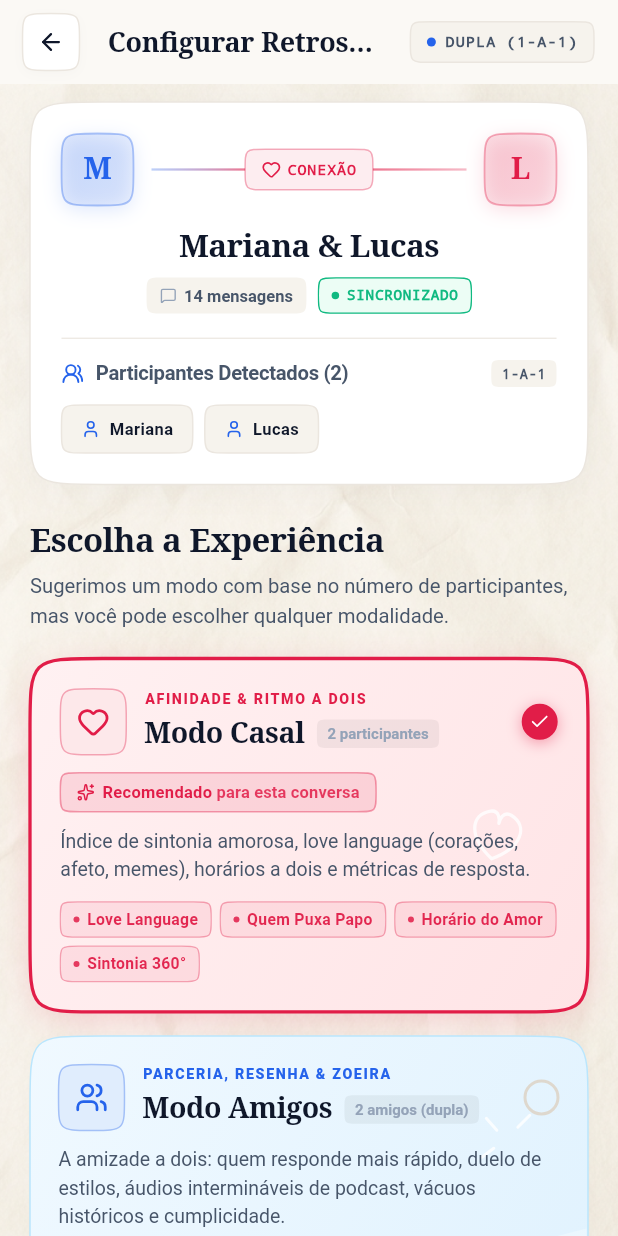
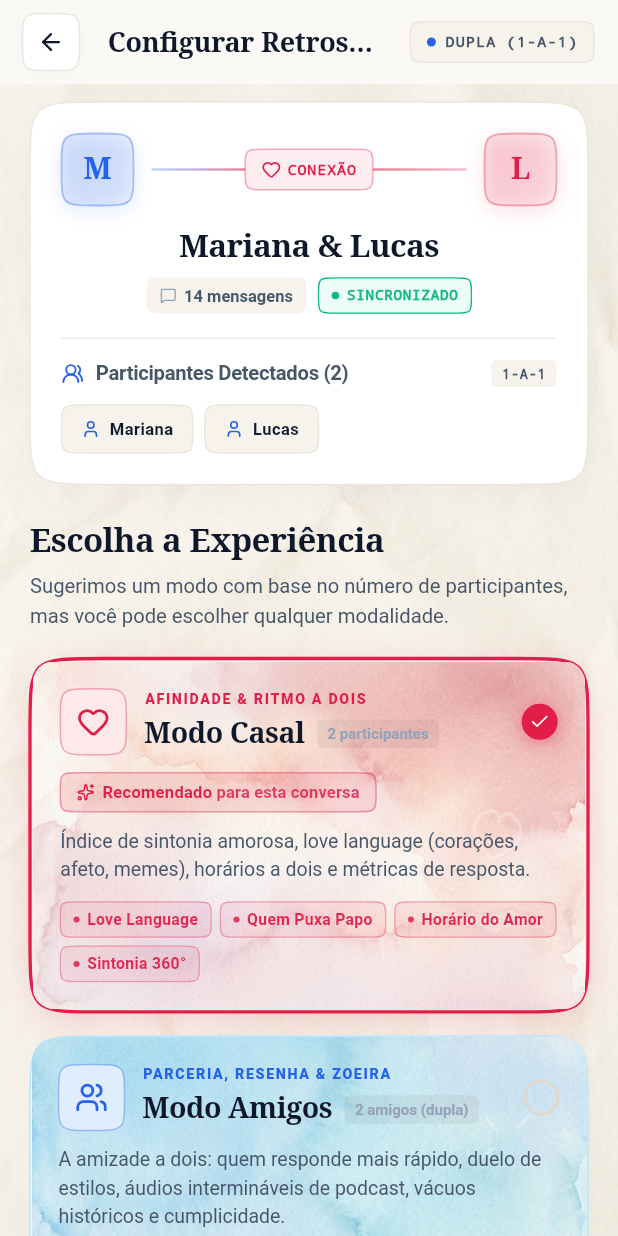
Before and after one commit to RiosWesley/Seasons, a Flutter app: the HomeScreen screen opened directly, after a tap on "Experimentar com uma conversa de exemplo", on a phone screen of 412 x 824 dp. Run offline on Flutter 3.47's test engine with Material 3 defaults, Android fonts, the phone set to English and light mode, and no system bars; our stand-ins replace file_picker, flutter_animate, lucide_icons_flutter, share_plus, shared_preferences; missing offline and left inert: receive_sharing_intent; accounts and stored records are empty.

Commit message:
feat(ui): apply watercolor textures to all mode rows, cards and modelos tab

```diff
--- a/lib/screens/home_screen.dart
+++ b/lib/screens/home_screen.dart
@@ -712,6 +712,7 @@ class _HomeScreenState extends State<HomeScreen> {
             avatarBgLight: const Color(0xFFFDE8EA),
             avatarBgDark: const Color(0xFF3B121E),
             doodlePainter: _HeartDoodlePainter(),
+            bgAsset: 'assets/images/casal_bento_bg.jpg',
             onTap: () => _handleDemoRetrospective(_demoChatCasal, 'Mariana & Lucas (Casal)'),
           ),
           const SizedBox(height: 16),
@@ -730,6 +731,7 @@ class _HomeScreenState extends State<HomeScreen> {
             avatarBgLight: const Color(0xFFE0EDFD),
             avatarBgDark: const Color(0xFF13274A),
             doodlePainter: _AmigosDoodlePainter(),
+            bgAsset: 'assets/images/amigos_bento_bg.jpg',
             onTap: () => _handleDemoRetrospective(_demoChatAmigos, 'Resenha da Dupla (Amigos)', ChatMode.amigos),
           ),
           const SizedBox(height: 16),
@@ -748,6 +750,7 @@ class _HomeScreenState extends State<HomeScreen> {
             avatarBgLight: const Color(0xFFEDE9FE),
             avatarBgDark: const Color(0xFF251445),
             doodlePainter: _GrupoDoodlePainter(),
+            bgAsset: 'assets/images/grupo_bento_bg.jpg',
             onTap: () => _handleDemoRetrospective(_demoChatGrupo, 'Turma Completa (Grupo)'),
           ),
           const SizedBox(height: 20),
@@ -770,6 +773,7 @@ class _HomeScreenState extends State<HomeScreen> {
     required Color avatarBgLight,
     required Color avatarBgDark,
     required CustomPainter doodlePainter,
+    String? bgAsset,
     required VoidCallback onTap,
   }) {
     final isDark = Theme.of(context).brightness == Brightness.dark;
@@ -799,10 +803,33 @@ class _HomeScreenState extends State<HomeScreen> {
       clipBehavior: Clip.antiAlias,
       child: Stack(
         children: [
+          // Background Texture Image (if provided)
+          if (bgAsset != null)
+            Positioned.fill(
+              child: isDark
+                  ? ColorFiltered(
+                      colorFilter: ColorFilter.mode(
+                        const Color(0xFF0F172A).withValues(alpha: 0.82),
+                        BlendMode.darken,
+                      ),
+                      child: Image.asset(
+                        bgAsset,
+                        fit: BoxFit.cover,
+                      ),
+                    )
+                  : Image.asset(
+                      bgAsset,
+                      fit: BoxFit.cover,
+                    ),
+            ),
+
           // Vector Doodle layer
           Positioned.fill(
-            child: CustomPaint(
-              painter: doodlePainter,
+            child: Opacity(
+              opacity: bgAsset != null ? 0.35 : 1.0,
+              child: CustomPaint(
+                painter: doodlePainter,
+              ),
             ),
           ),
 
@@ -1534,6 +1561,7 @@ class _HomeScreenState extends State<HomeScreen> {
     required String subtitle,
     required VoidCallback onTap,
   }) {
+    final String bgAsset;
     final String modeBadgeLabel;
     final Color modeAccentColor;
     final List<Color> cardGradient;
@@ -1547,6 +1575,7 @@ class _HomeScreenState extends State<HomeScreen> {
 
     switch (mode) {
       case ChatMode.casal:
+        bgAsset = 'assets/images/casal_bento_bg.jpg';
         modeBadgeLabel = 'MODO CASAL';
         modeAccentColor = const Color(0xFFE11D48);
         cardGradient = const [Color(0xFFFFF9FA), Color(0xFFFFF1F3)];
@@ -1559,6 +1588,7 @@ class _HomeScreenState extends State<HomeScreen> {
         doodlePainter = _HeartDoodlePainter();
         break;
       case ChatMode.amigos:
+        bgAsset = 'assets/images/amigos_bento_bg.jpg';
         modeBadgeLabel = 'MODO AMIGOS';
         modeAccentColor = const Color(0xFF2563EB);
         cardGradient = const [Color(0xFFF9FBFE), Color(0xFFF0F7FF)];
@@ -1571,6 +1601,7 @@ class _HomeScreenState extends State<HomeScreen> {
         doodlePainter = _AmigosDoodlePainter();
         break;
       case ChatMode.grupo:
+        bgAsset = 'assets/images/grupo_bento_bg.jpg';
         modeBadgeLabel = 'MODO GRUPO';
         modeAccentColor = const Color(0xFF7C3AED);
         cardGradient = const [Color(0xFFFAF8FF), Color(0xFFF5F2FF)];
@@ -1606,10 +1637,17 @@ class _HomeScreenState extends State<HomeScreen> {
       clipBehavior: Clip.antiAlias,
       child: Stack(
         children: [
+          // Background Texture Image (Casal, Amigos, Grupo)
+          Positioned.fill(
+            child: Image.asset(
+              bgAsset,
+              fit: BoxFit.cover,
+            ),
+          ),
           // Faint organic doodle layer matching mode identity
           Positioned.fill(
             child: Opacity(
-              opacity: 0.55,
+              opacity: 0.35,
               child: CustomPaint(painter: doodlePainter),
             ),
           ),
@@ -1890,8 +1928,17 @@ class _HomeScreenState extends State<HomeScreen> {
           child: Stack(
             children: [
               Positioned.fill(
-                child: CustomPaint(
-                  painter: _GrupoDoodlePainter(),
+                child: Image.asset(
+                  'assets/images/grupo_bento_bg.jpg',
+                  fit: BoxFit.cover,
+                ),
+              ),
+              Positioned.fill(
+                child: Opacity(
+                  opacity: 0.35,
+                  child: CustomPaint(
+                    painter: _GrupoDoodlePainter(),
+                  ),
                 ),
               ),
               Padding(
--- a/lib/screens/mode_selection_screen.dart
+++ b/lib/screens/mode_selection_screen.dart
@@ -639,6 +639,7 @@ class _ModeSelectionScreenState extends State<ModeSelectionScreen> {
           avatarBgLight: const Color(0xFFFDE8EA),
           avatarBgDark: const Color(0xFF3B121E),
           doodlePainter: _HeartDoodlePainter(),
+          bgAsset: 'assets/images/casal_bento_bg.jpg',
           description:
               'Índice de sintonia amorosa, love language (corações, afeto, memes), horários a dois e métricas de resposta.',
           featureTags: const [
@@ -663,6 +664,7 @@ class _ModeSelectionScreenState extends State<ModeSelectionScreen> {
           avatarBgLight: const Color(0xFFE0EDFD),
           avatarBgDark: const Color(0xFF13274A),
           doodlePainter: _AmigosDoodlePainter(),
+          bgAsset: 'assets/images/amigos_bento_bg.jpg',
           description:
               'A amizade a dois: quem responde mais rápido, duelo de estilos, áudios intermináveis de podcast, vácuos históricos e cumplicidade.',
           featureTags: const [
@@ -688,6 +690,7 @@ class _ModeSelectionScreenState extends State<ModeSelectionScreen> {
           avatarBgLight: const Color(0xFFDBEAFE),
           avatarBgDark: const Color(0xFF172554),
           doodlePainter: _GrupoDoodlePainter(),
+          bgAsset: 'assets/images/grupo_bento_bg.jpg',
           description:
               'Leaderboard geral com pódios e porcentagens, matriz de interação, ranking de vibes e corujas da madrugada.',
           featureTags: const [
@@ -897,10 +900,32 @@ class _ModeSelectionScreenState extends State<ModeSelectionScreen> {
                         clipBehavior: Clip.antiAlias,
                         child: Stack(
                           children: [
+                            // Background Texture Image
+                            Positioned.fill(
+                              child: isDark
+                                  ? ColorFiltered(
+                                      colorFilter: ColorFilter.mode(
+                                        const Color(0xFF0F172A).withValues(alpha: 0.82),
+                                        BlendMode.darken,
+                                      ),
+                                      child: Image.asset(
+                                        opt.bgAsset,
+                                        fit: BoxFit.cover,
+                                      ),
+                                    )
+                                  : Image.asset(
+                                      opt.bgAsset,
+                                      fit: BoxFit.cover,
+                                    ),
+                            ),
+
                             // Subtle vector doodle layer
                             Positioned.fill(
-                              child: CustomPaint(
-                                painter: opt.doodlePainter,
+                              child: Opacity(
+                                opacity: 0.35,
+                                child: CustomPaint(
+                                  painter: opt.doodlePainter,
+                                ),
                               ),
                             ),
 
```
Also changed, not shown: assets/images/grupo_bento_bg.jpg (added).
